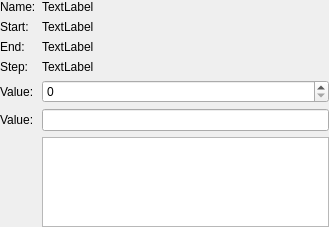
Old version of the form Viewer/src/RepeatEditorWidget.ui in the repository ecmwf/ecflow.
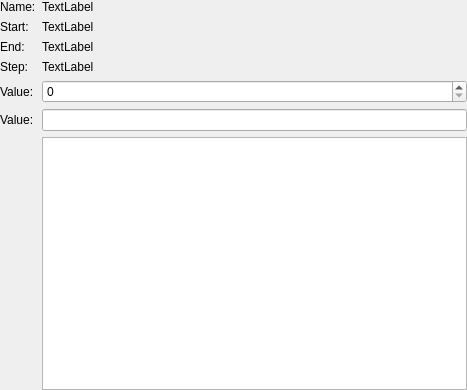
New version of the form.

Commit message: ecFlowUI: resizing repeat edit window ECFLOW-1031

The edit to the form file:
```diff
--- a/Viewer/src/RepeatEditorWidget.ui
+++ b/Viewer/src/RepeatEditorWidget.ui
@@ -6,8 +6,8 @@
    <rect>
     <x>0</x>
     <y>0</y>
-    <width>329</width>
-    <height>227</height>
+    <width>467</width>
+    <height>390</height>
    </rect>
   </property>
   <property name="windowTitle">
@@ -93,7 +93,17 @@
     <widget class="QLineEdit" name="valueLe_"/>
    </item>
    <item row="6" column="1">
-    <widget class="QListView" name="valueView_"/>
+    <widget class="QListView" name="valueView_">
+     <property name="sizePolicy">
+      <sizepolicy hsizetype="Expanding" vsizetype="Expanding">
+       <horstretch>0</horstretch>
+       <verstretch>1</verstretch>
+      </sizepolicy>
+     </property>
+     <property name="resizeMode">
+      <enum>QListView::Fixed</enum>
+     </property>
+    </widget>
    </item>
    <item row="4" column="0">
     <widget class="QLabel" name="label_5">
```
